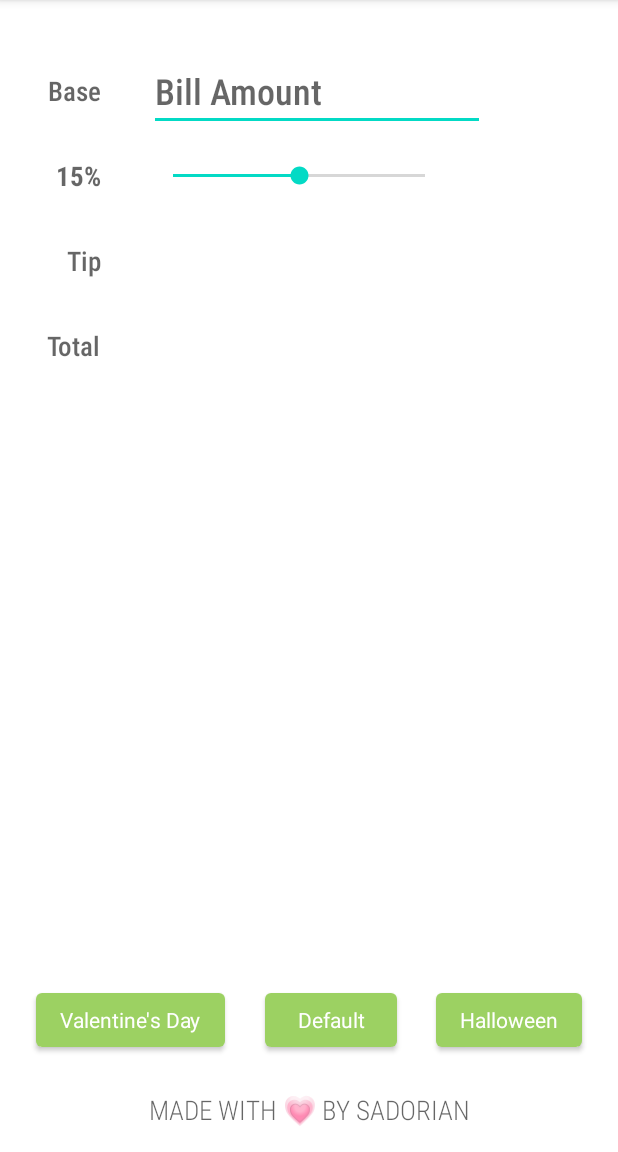
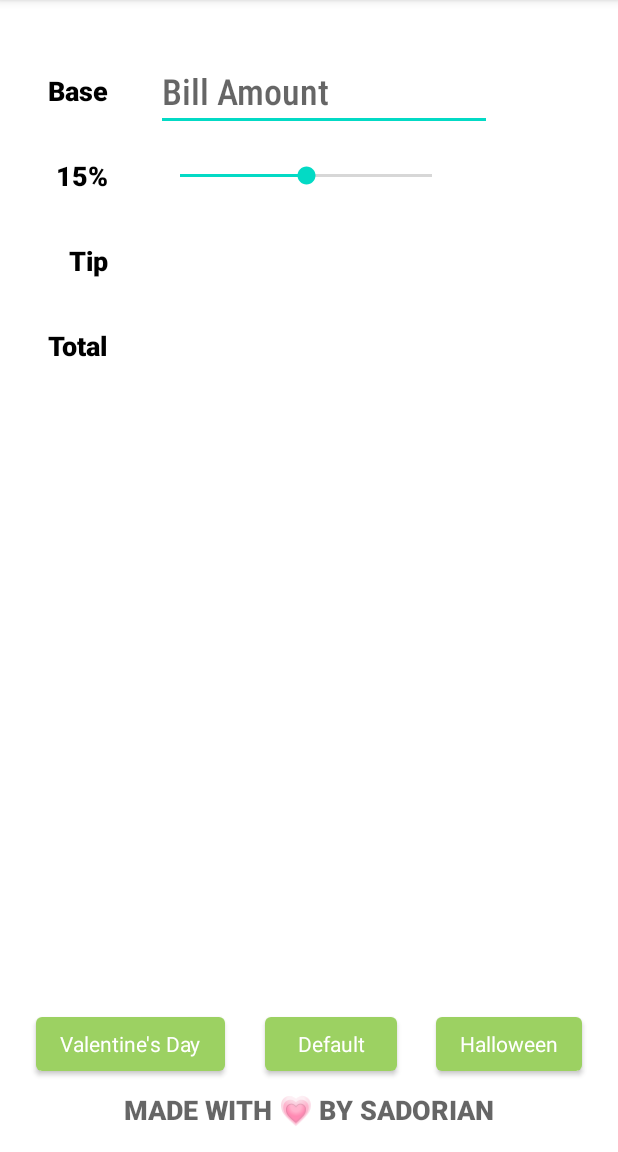
Before and after one commit to sadoreena/TipCalculator, an Android app: the screen it shows after launch (MainActivity), on a phone screen of 412 x 824 dp, the part 84-1236 px from its top. Run offline under Robolectric (Android 15) with nearby library versions, the phone set to English and light mode, and no system bars.

```diff
--- a/app/src/main/java/com/example/tipcalculator/MainActivity.kt
+++ b/app/src/main/java/com/example/tipcalculator/MainActivity.kt
@@ -6,9 +6,9 @@ import androidx.appcompat.app.AppCompatActivity
 import android.os.Bundle
 import android.text.Editable
 import android.text.TextWatcher
-import android.widget.EditText
-import android.widget.SeekBar
-import android.widget.TextView
+import android.view.View
+import android.widget.*
+import androidx.core.view.isVisible
 
 private const val TAG = "MainActivity"
 private const val initial_tip_percent = 15
@@ -18,6 +18,12 @@ class MainActivity : AppCompatActivity() {
     private lateinit var tvTipPercentLabel: TextView
     private lateinit var tvTipAmount: TextView
     private lateinit var tvTotalAmount: TextView
+    private lateinit var DefaultButton: Button
+    private lateinit var ValentinesDayButton: Button
+    private lateinit var HalloweenButton: Button
+    private lateinit var ValentinesBackground: ImageView
+    private lateinit var HalloweenBackground: ImageView
+
 
 
     override fun onCreate(savedInstanceState: Bundle?) {
@@ -28,6 +34,14 @@ class MainActivity : AppCompatActivity() {
         tvTipPercentLabel = findViewById(R.id.tvTipPercentLabel)
         tvTipAmount = findViewById(R.id.tvTipAmount)
         tvTotalAmount = findViewById(R.id.tvTotalAmount)
+
+        DefaultButton = findViewById(R.id.DefaultButton)
+        ValentinesDayButton = findViewById(R.id.ValentinesDayButton)
+        HalloweenButton = findViewById(R.id.HalloweenButton)
+
+        ValentinesBackground = findViewById(R.id.ValentinesBackground)
+        HalloweenBackground = findViewById(R.id.HalloweenBackground)
+
 
         seekBarTip.progress = initial_tip_percent
         tvTipPercentLabel.text = "$initial_tip_percent%"
@@ -56,6 +70,15 @@ class MainActivity : AppCompatActivity() {
 
 
         })
+
+        HalloweenButton.setOnClickListener(View.OnClickListener {
+            HalloweenBackground.isVisible = true
+        })
+
+        ValentinesDayButton.setOnClickListener(View.OnClickListener {
+            ValentinesBackground.isVisible = true
+        })
+
     }
 
     private fun computeTipAndTotal() {
--- a/app/src/main/res/layout/activity_main.xml
+++ b/app/src/main/res/layout/activity_main.xml
@@ -4,19 +4,41 @@
     xmlns:tools="http://schemas.android.com/tools"
     android:layout_width="match_parent"
     android:layout_height="match_parent"
+    android:visibility="visible"
     tools:context=".MainActivity">
 
 
     <!-- views on the left side -->
+
+    <ImageView
+        android:id="@+id/ValentinesBackground"
+        android:layout_width="match_parent"
+        android:layout_height="match_parent"
+        android:visibility="invisible"
+        app:srcCompat="@drawable/valentinesday2"
+        tools:layout_editor_absoluteX="24dp"
+        tools:layout_editor_absoluteY="104dp" />
+
+    <ImageView
+        android:id="@+id/HalloweenBackground"
+        android:layout_width="match_parent"
+        android:layout_height="match_parent"
+        android:scaleType="fitXY"
+        android:visibility="invisible"
+        app:srcCompat="@drawable/halloween"
+        tools:layout_editor_absoluteX="84dp"
+        tools:layout_editor_absoluteY="302dp" />
+
     <TextView
         android:id="@+id/tvBaseLabel"
         android:layout_width="wrap_content"
         android:layout_height="wrap_content"
         android:layout_marginStart="32dp"
         android:layout_marginTop="48dp"
-        android:fontFamily="sans-serif-condensed-medium"
+        android:fontFamily="sans-serif-black"
         android:text="Base"
         android:textAppearance="@style/TextAppearance.AppCompat.Medium"
+        android:textColor="#000000"
         app:layout_constraintStart_toStartOf="parent"
         app:layout_constraintTop_toTopOf="parent" />
 
@@ -25,9 +47,10 @@
         android:layout_width="wrap_content"
         android:layout_height="wrap_content"
         android:layout_marginTop="32dp"
-        android:fontFamily="sans-serif-condensed-medium"
+        android:fontFamily="sans-serif-black"
         android:text="Tip"
         android:textAppearance="@style/TextAppearance.AppCompat.Medium"
+        android:textColor="#000000"
         app:layout_constraintEnd_toEndOf="@id/tvBaseLabel"
         app:layout_constraintTop_toBottomOf="@+id/tvTipPercentLabel" />
 
@@ -36,9 +59,10 @@
         android:layout_width="wrap_content"
         android:layout_height="wrap_content"
         android:layout_marginTop="32dp"
-        android:fontFamily="sans-serif-condensed-medium"
+        android:fontFamily="sans-serif-black"
         android:text="Total"
         android:textAppearance="@style/TextAppearance.AppCompat.Medium"
+        android:textColor="#000000"
         app:layout_constraintEnd_toEndOf="@id/tvBaseLabel"
         app:layout_constraintTop_toBottomOf="@+id/tvTipLabel" />
 
@@ -47,9 +71,10 @@
         android:layout_width="wrap_content"
         android:layout_height="wrap_content"
         android:layout_marginTop="32dp"
-        android:fontFamily="sans-serif-condensed-medium"
+        android:fontFamily="sans-serif-black"
         android:text=" "
         android:textAppearance="@style/TextAppearance.AppCompat.Medium"
+        android:textColor="#000000"
         android:textStyle="bold"
         app:layout_constraintEnd_toEndOf="@id/tvBaseLabel"
         app:layout_constraintTop_toBottomOf="@+id/tvBaseLabel"
@@ -65,6 +90,7 @@
         android:fontFamily="sans-serif-condensed-medium"
         android:hint="Bill Amount"
         android:inputType="numberDecimal"
+        android:textColor="#000000"
         android:textSize="24sp"
         app:layout_constraintBottom_toBottomOf="@+id/tvBaseLabel"
         app:layout_constraintStart_toEndOf="@+id/tvBaseLabel"
@@ -85,6 +111,7 @@
         android:layout_height="wrap_content"
         android:fontFamily="sans-serif-condensed-medium"
         android:textAppearance="@style/TextAppearance.AppCompat.Large"
+        android:textColor="#000000"
         app:layout_constraintBottom_toBottomOf="@+id/tvTipLabel"
         app:layout_constraintStart_toStartOf="@+id/seekBarTip"
         app:layout_constraintTop_toTopOf="@+id/tvTipLabel"
@@ -96,6 +123,7 @@
         android:layout_height="wrap_content"
         android:fontFamily="sans-serif-condensed-medium"
         android:textAppearance="@style/TextAppearance.AppCompat.Large"
+        android:textColor="#000000"
         app:layout_constraintBottom_toBottomOf="@+id/tvTotalLabel"
         app:layout_constraintStart_toStartOf="@+id/tvTipAmount"
         app:layout_constraintTop_toTopOf="@+id/tvTotalLabel"
@@ -106,7 +134,7 @@
         android:layout_width="wrap_content"
         android:layout_height="wrap_content"
         android:layout_marginBottom="16dp"
-        android:fontFamily="sans-serif-condensed-light"
+        android:fontFamily="sans-serif-black"
         android:text="Made with 💗 by Sadorian"
         android:textAllCaps="true"
         android:textAppearance="@style/TextAppearance.AppCompat.Medium"
@@ -118,7 +146,7 @@
         android:id="@+id/DefaultButton"
         android:layout_width="wrap_content"
         android:layout_height="wrap_content"
-        android:layout_marginBottom="64dp"
+        android:layout_marginBottom="48dp"
         android:text="Default"
         android:textAppearance="@style/TextAppearance.AppCompat.Small"
         app:layout_constraintBottom_toBottomOf="parent"
```
Also changed, not shown: app/src/main/res/drawable/halloween.jpeg (added), app/src/main/res/drawable/valentinesday.jpeg (added), app/src/main/res/drawable/valentinesday2.jpeg (added).
